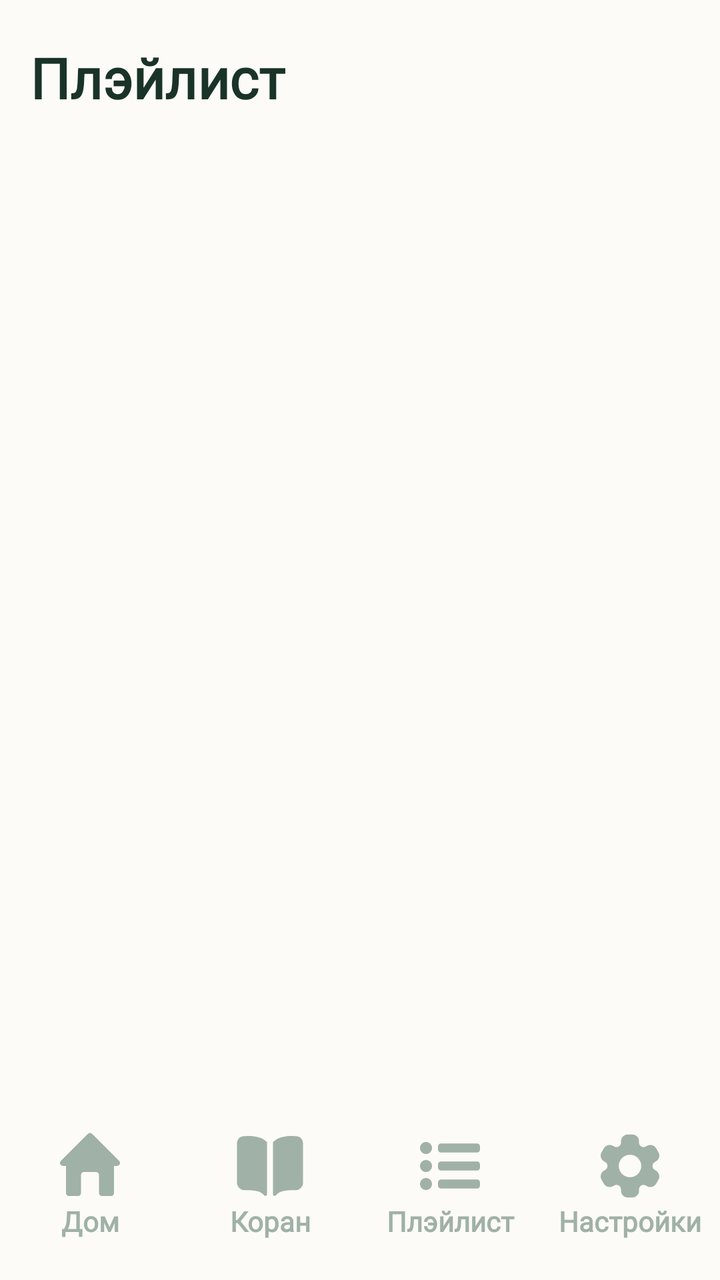
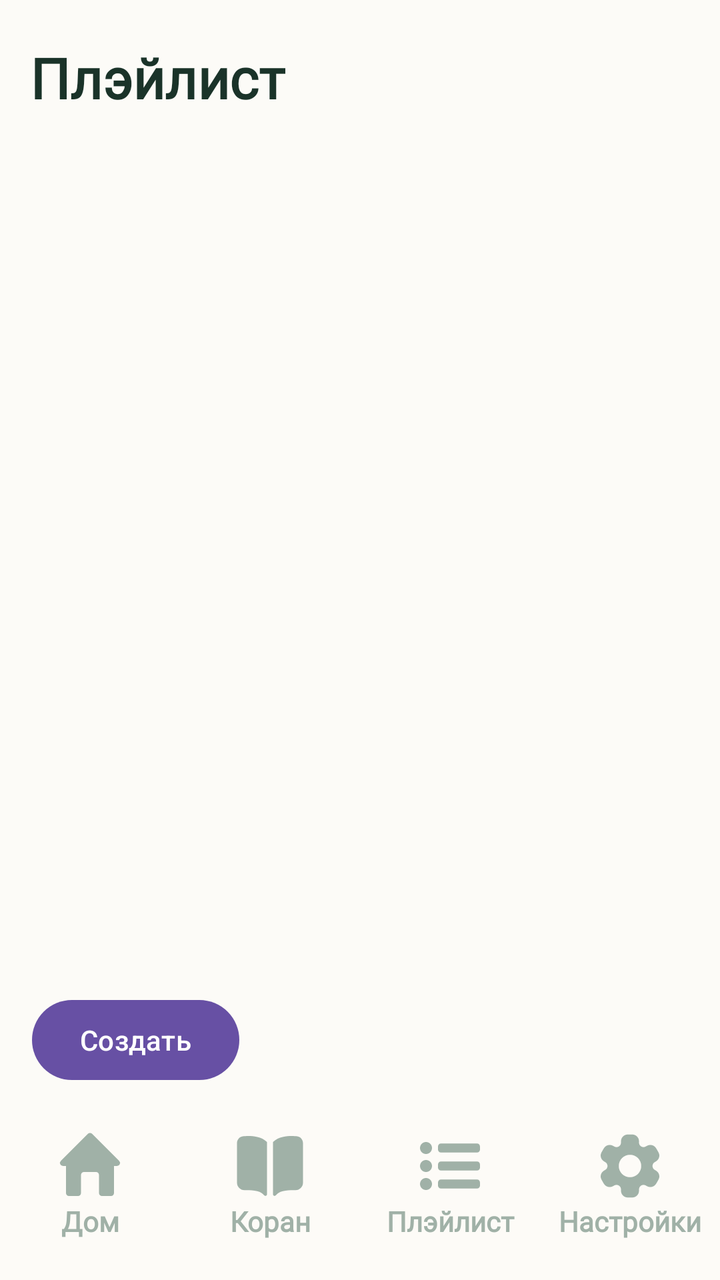

The first picture is an Android layout as it rendered before a commit; the second is the same layout after the commit. The layout source and the unified diff follow.
<!-- AndroidManifest.xml: application theme Theme.YchiCoran -->
<!-- res/layout/activity_playlist.xml -->
<?xml version="1.0" encoding="utf-8"?>
<androidx.constraintlayout.widget.ConstraintLayout xmlns:android="http://schemas.android.com/apk/res/android"
    xmlns:app="http://schemas.android.com/apk/res-auto"
    xmlns:tools="http://schemas.android.com/tools"
    android:id="@+id/main"
    android:layout_width="match_parent"
    android:layout_height="match_parent"
    tools:context=".PlaylistActivity">
    <TextView
        android:id="@+id/title_settings"
        android:layout_width="wrap_content"
        android:layout_height="wrap_content"
        android:layout_marginStart="15dp"
        android:layout_marginTop="20dp"
        android:fontFamily="@font/merriweather_bold"
        android:text="@string/down_menu_play_list"
        android:textColor="@color/h1_text_color"
        android:textSize="28dp"
        android:textStyle="bold"
        app:layout_constraintStart_toStartOf="parent"
        app:layout_constraintTop_toTopOf="parent" />

    <androidx.recyclerview.widget.RecyclerView
        android:id="@+id/recycler_playlist"
        android:layout_width="match_parent"
        android:layout_height="0dp"
        android:layout_marginTop="16dp"
        app:layout_constraintBottom_toTopOf="@+id/linearLayout2"
        app:layout_constraintTop_toBottomOf="@+id/title_settings" />

    <include
        android:id="@+id/linearLayout2"
        layout="@layout/down_navbar" />

    <Button
        android:id="@+id/btn_delete_selected_playlists"
        android:layout_width="wrap_content"
        android:layout_height="wrap_content"
        android:layout_margin="16dp"
        android:text="Удалить"
        android:visibility="gone"
        app:layout_constraintBottom_toTopOf="@+id/linearLayout2"
        app:layout_constraintEnd_toEndOf="parent" />

</androidx.constraintlayout.widget.ConstraintLayout>
<!-- res/layout/down_navbar.xml (included above) -->
<?xml version="1.0" encoding="utf-8"?>
<LinearLayout xmlns:android="http://schemas.android.com/apk/res/android"
    xmlns:app="http://schemas.android.com/apk/res-auto"
    android:id="@+id/down_menu"
    android:layout_width="match_parent"
    android:background="@color/background_nav_bar"
    android:layout_height="wrap_content"
    android:baselineAligned="false"
    android:orientation="horizontal"
    android:paddingBottom="20dp"
    android:paddingTop="5dp"
    app:layout_constraintBottom_toBottomOf="parent"
    app:layout_constraintEnd_toEndOf="parent"
    app:layout_constraintHorizontal_bias="0.55"
    app:layout_constraintStart_toStartOf="parent">
    <LinearLayout
        android:id="@+id/menu_home"
        style="@style/block_nav_bar">
        <ImageView
            android:id="@+id/img_menu_home"
            style="@style/img_nav_bar"
            app:srcCompat="@drawable/ic_menu_home" />
        <TextView
            android:id="@+id/text_menu_home"
            style="@style/text_nav_bar"
            android:text="@string/down_menu_home" />
    </LinearLayout>
    <LinearLayout
        android:id="@+id/menu_quran"
        style="@style/block_nav_bar">
        <ImageView
            android:id="@+id/img_menu_quran"
            style="@style/img_nav_bar"
            app:srcCompat="@drawable/ic_menu_quran" />
        <TextView
            android:id="@+id/text_menu_quran"
            style="@style/text_nav_bar"
            android:text="@string/down_menu_quran" />
    </LinearLayout>
    <LinearLayout
        android:id="@+id/menu_play_list"
        style="@style/block_nav_bar">
        <ImageView
            android:id="@+id/img_menu_play_list"
            style="@style/img_nav_bar"
            app:srcCompat="@drawable/ic_menu_play_list" />
        <TextView
            android:id="@+id/text_menu_play_list"
            style="@style/text_nav_bar"
            android:text="@string/down_menu_play_list" />
    </LinearLayout>
    <LinearLayout
        android:id="@+id/menu_settings"
        style="@style/block_nav_bar">

        <ImageView
            android:id="@+id/img_menu_settings"
            style="@style/img_nav_bar"
            app:srcCompat="@drawable/ic_menu_settings" />

        <TextView
            android:id="@+id/text_menu_settings"
            style="@style/text_nav_bar"
            android:text="@string/down_menu_settings" />
    </LinearLayout>
</LinearLayout>
<!-- resources referenced by this layout -->
<resources>
  <color name="background_nav_bar">#FDFBF7</color>
  <color name="h1_text_color">#1A3329</color>
  <!-- drawable ic_menu_home (drawable) -->
  ﻿<vector xmlns:android="http://schemas.android.com/apk/res/android" android:autoMirrored="true" android:height="800dp" android:viewportHeight="24" android:viewportWidth="24" android:width="800dp">
        
      <path android:fillColor="@color/down_nav_item_color" android:pathData="M21.71,10.29l-9,-9a1,1 0,0 0,-1.42 0l-9,9a1,1 0,0 0,-0.21 1.09A1,1 0,0 0,3 12H4v9a1,1 0,0 0,1 1H8a1,1 0,0 0,1 -1V15a1,1 0,0 1,1 -1h4a1,1 0,0 1,1 1v6a1,1 0,0 0,1 1h3a1,1 0,0 0,1 -1V12h1a1,1 0,0 0,0.92 -0.62A1,1 0,0 0,21.71 10.29Z"/>
      
  </vector>
  <string name="down_menu_home">Дом</string>
  <string name="down_menu_play_list">Плэйлист</string>
  <string name="down_menu_quran">Коран</string>
  <string name="down_menu_settings">Настройки</string>
  <style name="block_nav_bar">
          <item name="android:layout_width">0dp</item>
          <item name="android:layout_weight">1</item>
          <item name="android:layout_height">match_parent</item>
          <item name="android:clickable">true</item>
          <item name="android:orientation">vertical</item>
      </style>
  <style name="img_nav_bar">
          <item name="android:layout_width">36dp</item>
          <item name="android:layout_height">36dp</item>
          <item name="android:layout_gravity">center</item>
      </style>
  <style name="text_nav_bar">
          <item name="android:textAlignment">center</item>
          <item name="android:fontFamily">@font/inter</item>
          <item name="android:textColor">@color/down_nav_item_color</item>
          <item name="android:textStyle">bold</item>
          <item name="android:layout_width">match_parent</item>
          <item name="android:layout_height">wrap_content</item>
      </style>
  <style name="Theme.YchiCoran" parent="Base.Theme.YchiCoran" />
  <color name="down_nav_item_color">#A0B1A7</color>
  <style name="Base.Theme.YchiCoran" parent="Theme.Material3.DayNight.NoActionBar">
          
          <item name="android:windowBackground">@color/background_layout</item>
          <item name="android:statusBarColor">@color/background_layout</item>
          <item name="android:navigationBarColor">@color/background_nav_bar</item>
          <item name="android:colorBackground">@color/background_layout</item>
  
          <item name="android:textColorPrimary">@color/h1_text_color</item>
          <item name="android:textColorSecondary">@color/h2_text_color</item>
          <item name="android:textColorTertiary">@color/standart_txt</item>
          <item name="android:textColorHint">@color/standart_txt</item>
  
          <item name="android:colorControlHighlight">@color/background_activ_element</item>
          <item name="android:colorControlActivated">@color/background_activ_element</item>
      </style>
  <color name="background_layout">#FCFBF7</color>
  <color name="h2_text_color">#C19B2E</color>
  <color name="standart_txt">#70877A</color>
  <color name="background_activ_element">#C19B2E</color>
  <!-- unchanged entries left out for length: 3 -->
</resources>

<!-- the commit's change to res/layout/activity_playlist.xml (unified diff, before → after) -->
@@ -31,6 +31,15 @@
     <include
         android:id="@+id/linearLayout2"
         layout="@layout/down_navbar" />
+
+    <Button
+        android:id="@+id/btn_create_playlist"
+        android:layout_width="wrap_content"
+        android:layout_height="wrap_content"
+        android:layout_margin="16dp"
+        android:text="@string/create_playlist"
+        app:layout_constraintBottom_toTopOf="@+id/linearLayout2"
+        app:layout_constraintStart_toStartOf="parent" />
 
     <Button
         android:id="@+id/btn_delete_selected_playlists"
<!-- resource entries referenced after the edit -->
@@ -8,6 +8,7 @@
       <path android:fillColor="@color/down_nav_item_color" android:pathData="M21.71,10.29l-9,-9a1,1 0,0 0,-1.42 0l-9,9a1,1 0,0 0,-0.21 1.09A1,1 0,0 0,3 12H4v9a1,1 0,0 0,1 1H8a1,1 0,0 0,1 -1V15a1,1 0,0 1,1 -1h4a1,1 0,0 1,1 1v6a1,1 0,0 0,1 1h3a1,1 0,0 0,1 -1V12h1a1,1 0,0 0,0.92 -0.62A1,1 0,0 0,21.71 10.29Z"/>
       
   </vector>
+  <string name="create_playlist">Создать</string>
   <string name="down_menu_home">Дом</string>
   <string name="down_menu_play_list">Плэйлист</string>
   <string name="down_menu_quran">Коран</string>
